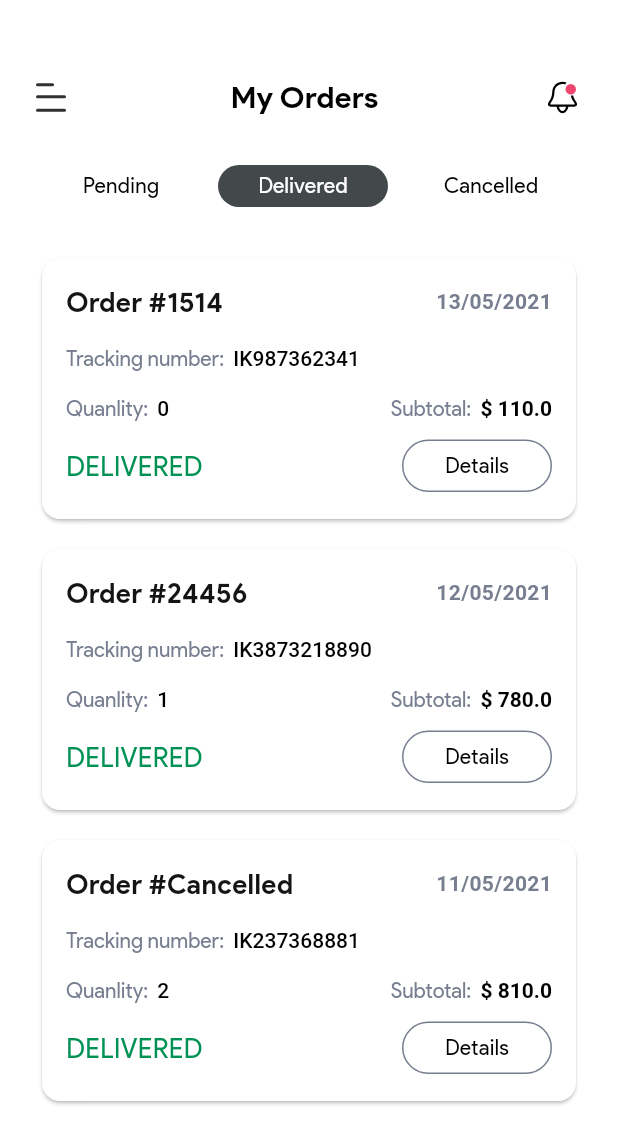
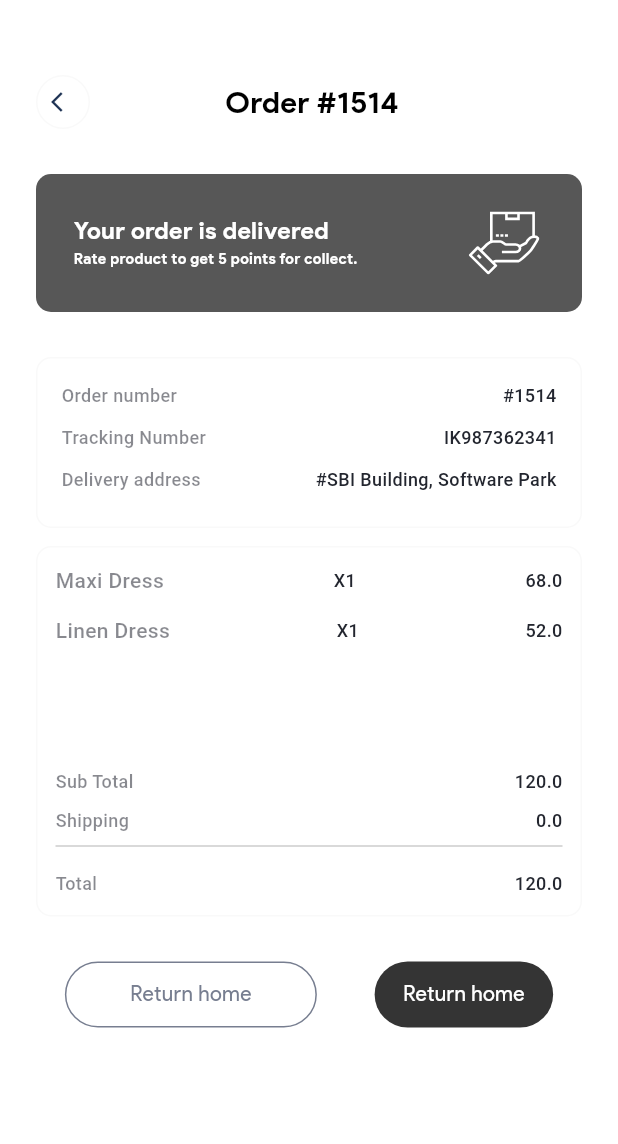
Before and after one commit to Nashkim254/BariziTest, a Flutter app: the OrdersView screen opened directly, after a tap on "Details", on a phone screen of 412 x 824 dp. Shown: the top 1144 px of the screen. Run offline on Flutter 3.47's test engine with Material 3 defaults, Android fonts, the phone set to English and light mode, and no system bars; our stand-ins replace bloc, equatable, flutter_bloc, flutter_svg; generated files the repository leaves out were written again; Roboto replaces fonts that are missing (Product Sans Light, Product Sans Medium).

Commit message:
order details

```diff
--- a/lib/orders/models/orders_model.dart
+++ b/lib/orders/models/orders_model.dart
@@ -7,10 +7,12 @@ class OrderModel {
     required this.amount,
     required this.status,
     required this.items,
+    required this.address,
   });
   String orderRef;
   String date;
   String trackingNumber;
+  String address;
   int quantity;
   double amount;
   String status;
@@ -31,7 +33,8 @@ class Items {
 List<OrderModel> orders = [
   OrderModel(
     orderRef: '1514',
-    quantity: 0,
+    address: 'SBI Building, Software Park',
+    quantity: 3,
     date: '13/05/2021',
     trackingNumber: 'IK987362341',
     amount: 110,
@@ -53,6 +56,7 @@ List<OrderModel> orders = [
     orderRef: '24456',
     quantity: 1,
     date: '12/05/2021',
+    address: 'SBI Building, Software Park',
     trackingNumber: 'IK3873218890',
     amount: 780,
     status: 'DELIVERED',
@@ -73,6 +77,7 @@ List<OrderModel> orders = [
     orderRef: 'Cancelled',
     quantity: 2,
     date: '11/05/2021',
+    address: 'SBI Building, Software Park',
     trackingNumber: 'IK237368881',
     amount: 810,
     status: 'DELIVERED',
--- /dev/null
+++ b/lib/orders/view/order_details.dart
@@ -0,0 +1,409 @@
+import 'package:barizi_nashon_test/orders/models/orders_model.dart';
+import 'package:barizi_nashon_test/utils/colors.dart';
+import 'package:barizi_nashon_test/utils/spaces.dart';
+import 'package:barizi_nashon_test/utils/themes.dart';
+import 'package:flutter/material.dart';
+import 'package:flutter_svg/flutter_svg.dart';
+
+class OrderDetails extends StatelessWidget {
+  const OrderDetails({required this.orderDetails, super.key});
+  final OrderModel orderDetails;
+
+  double getSubTotal() {
+    var sum = 0.0;
+    for (var i = 0; i < orderDetails.items.length; i++) {
+      sum += orderDetails.items[i].amount * orderDetails.items[i].quantity;
+    }
+    return sum;
+  }
+
+  @override
+  Widget build(BuildContext context) {
+    return Scaffold(
+      backgroundColor: whiteColor,
+      body: SingleChildScrollView(
+        child: Padding(
+          padding: const EdgeInsets.symmetric(
+            horizontal: space24,
+            vertical: space50,
+          ),
+          child: Column(
+            crossAxisAlignment: CrossAxisAlignment.start,
+            children: [
+              Row(
+                children: [
+                  InkWell(
+                    onTap: () {},
+                    child: Container(
+                      height: space36,
+                      width: space36,
+                      decoration: BoxDecoration(
+                        shape: BoxShape.circle,
+                        border: Border.all(color: borderColor2),
+                      ),
+                      child: Center(
+                        child: IconButton(
+                          icon: const Icon(
+                            Icons.arrow_back_ios,
+                            size: space16,
+                            color: iconColor2,
+                          ),
+                          onPressed: () => Navigator.pop(context),
+                        ),
+                      ),
+                    ),
+                  ),
+                  const SizedBox(
+                    width: space90,
+                  ),
+                  Text(
+                    'Order #${orderDetails.orderRef}',
+                    style: ThemeText.blackTextTheme.copyWith(
+                      color: blackColor,
+                      fontSize: space20,
+                    ),
+                  ),
+                ],
+              ),
+              const SizedBox(
+                height: space30,
+              ),
+              Container(
+                height: space92,
+                width: double.infinity,
+                decoration: const BoxDecoration(
+                  borderRadius: BorderRadius.all(
+                    Radius.circular(
+                      space10,
+                    ),
+                  ),
+                  color: lightDarkColor,
+                ),
+                child: Padding(
+                  padding: const EdgeInsets.all(space25),
+                  child: Row(
+                    mainAxisAlignment: MainAxisAlignment.spaceBetween,
+                    children: [
+                      Column(
+                        crossAxisAlignment: CrossAxisAlignment.start,
+                        children: [
+                          Text(
+                            'Your order is delivered',
+                            style: ThemeText.whiteTextTheme.copyWith(
+                              fontSize: space16,
+                              color: whiteColor,
+                            ),
+                          ),
+                          Text(
+                            'Rate product to get 5 points for collect.',
+                            style: ThemeText.whiteTextTheme.copyWith(
+                              fontSize: space10,
+                              color: whiteColor,
+                              fontWeight: FontWeight.w600,
+                            ),
+                          ),
+                        ],
+                      ),
+                      SvgPicture.asset('assets/svg/order.svg'),
+                    ],
+                  ),
+                ),
+              ),
+              const SizedBox(
+                height: space30,
+              ),
+              Container(
+                height: space114,
+                width: double.infinity,
+                decoration: BoxDecoration(
+                  borderRadius: const BorderRadius.all(
+                    Radius.circular(
+                      space10,
+                    ),
+                  ),
+                  border: Border.all(color: borderColor2),
+                ),
+                child: Padding(
+                  padding: const EdgeInsets.all(space16),
+                  child: Column(
+                    crossAxisAlignment: CrossAxisAlignment.start,
+                    children: [
+                      Row(
+                        mainAxisAlignment: MainAxisAlignment.spaceBetween,
+                        children: [
+                          Text(
+                            'Order number',
+                            style: ThemeText.whiteTextTheme.copyWith(
+                              fontSize: space12,
+                              color: orderColor.withOpacity(.5),
+                              fontWeight: FontWeight.w500,
+                              fontFamily: 'Product Sans Medium',
+                            ),
+                          ),
+                          Text(
+                            '#${orderDetails.orderRef}',
+                            style: ThemeText.whiteTextTheme.copyWith(
+                              fontSize: space12,
+                              color: neutral,
+                              fontWeight: FontWeight.w500,
+                              fontFamily: 'Product Sans Medium',
+                            ),
+                          ),
+                        ],
+                      ),
+                      const SizedBox(
+                        height: space10,
+                      ),
+                      Row(
+                        mainAxisAlignment: MainAxisAlignment.spaceBetween,
+                        children: [
+                          Text(
+                            'Tracking Number',
+                            style: ThemeText.whiteTextTheme.copyWith(
+                              fontSize: space12,
+                              color: orderColor.withOpacity(.5),
+                              fontWeight: FontWeight.w500,
+                              fontFamily: 'Product Sans Medium',
+                            ),
+                          ),
+                          Text(
+                            orderDetails.trackingNumber,
+                            style: ThemeText.whiteTextTheme.copyWith(
+                              fontSize: space12,
+                              color: neutral,
+                              fontWeight: FontWeight.w500,
+                              fontFamily: 'Product Sans Medium',
+                            ),
+                          ),
+                        ],
+                      ),
+                      const SizedBox(
+                        height: space10,
+                      ),
+                      Row(
+                        mainAxisAlignment: MainAxisAlignment.spaceBetween,
+                        children: [
+                          Text(
+                            'Delivery address',
+                            style: ThemeText.whiteTextTheme.copyWith(
+                              fontSize: space12,
+                              color: orderColor.withOpacity(.5),
+                              fontWeight: FontWeight.w500,
+                              fontFamily: 'Product Sans Medium',
+                            ),
+                          ),
+                          Text(
+                            '#${orderDetails.address}',
+                            style: ThemeText.whiteTextTheme.copyWith(
+                              fontSize: space12,
+                              color: neutral,
+                              fontWeight: FontWeight.w500,
+                              fontFamily: 'Product Sans Medium',
+                            ),
+                          ),
+                        ],
+                      ),
+                    ],
+                  ),
+                ),
+              ),
+              const SizedBox(
+                height: space12,
+              ),
+              Container(
+                height: space247,
+                width: double.infinity,
+                decoration: BoxDecoration(
+                  borderRadius: const BorderRadius.all(
+                    Radius.circular(
+                      space10,
+                    ),
+                  ),
+                  border: Border.all(color: borderColor2),
+                ),
+                child: Padding(
+                  padding: const EdgeInsets.all(space12),
+                  child: Column(
+                    crossAxisAlignment: CrossAxisAlignment.start,
+                    children: [
+                      Expanded(
+                        child: ListView.separated(
+                          itemBuilder: (context, index) {
+                            return Row(
+                              mainAxisAlignment: MainAxisAlignment.spaceBetween,
+                              children: [
+                                Text(
+                                  orderDetails.items[index].name,
+                                  style: ThemeText.whiteTextTheme.copyWith(
+                                    fontSize: space14,
+                                    color: orderColor.withOpacity(.5),
+                                    fontWeight: FontWeight.w500,
+                                    fontFamily: 'Product Sans Light',
+                                  ),
+                                ),
+                                Text(
+                                  'X${orderDetails.items[index].quantity}',
+                                  style: ThemeText.whiteTextTheme.copyWith(
+                                    fontSize: space12,
+                                    color: neutral,
+                                    fontWeight: FontWeight.w500,
+                                    fontFamily: 'Product Sans Medium',
+                                  ),
+                                ),
+                                Text(
+                                  '${orderDetails.items[index].amount}',
+                                  style: ThemeText.whiteTextTheme.copyWith(
+                                    fontSize: space12,
+                                    color: neutral,
+                                    fontWeight: FontWeight.w500,
+                                    fontFamily: 'Product Sans Medium',
+                                  ),
+                                ),
+                              ],
+                            );
+                          },
+                          separatorBuilder: (context, int index) => const SizedBox(
+                            height: space12,
+                          ),
+                          itemCount: orderDetails.items.length,
+                        ),
+                      ),
+                      const SizedBox(
+                        height: space10,
+                      ),
+                      Row(
+                        mainAxisAlignment: MainAxisAlignment.spaceBetween,
+                        children: [
+                          Text(
+                            'Sub Total',
+                            style: ThemeText.whiteTextTheme.copyWith(
+                              fontSize: space12,
+                              color: orderColor.withOpacity(.5),
+                              fontWeight: FontWeight.w500,
+                              fontFamily: 'Product Sans Medium',
+                            ),
+                          ),
+                          Text(
+                            getSubTotal().toString(),
+                            style: ThemeText.whiteTextTheme.copyWith(
+                              fontSize: space12,
+                              color: neutral,
+                              fontWeight: FontWeight.w500,
+                              fontFamily: 'Product Sans Medium',
+                            ),
+                          ),
+                        ],
+                      ),
+                      const SizedBox(
+                        height: space8,
+                      ),
+                      Row(
+                        mainAxisAlignment: MainAxisAlignment.spaceBetween,
+                        children: [
+                          Text(
+                            'Shipping',
+                            style: ThemeText.whiteTextTheme.copyWith(
+                              fontSize: space12,
+                              color: orderColor.withOpacity(.5),
+                              fontWeight: FontWeight.w500,
+                              fontFamily: 'Product Sans Medium',
+                            ),
+                          ),
+                          Text(
+                            '0.0',
+                            style: ThemeText.whiteTextTheme.copyWith(
+                              fontSize: space12,
+                              color: neutral,
+                              fontWeight: FontWeight.w500,
+                              fontFamily: 'Product Sans Medium',
+                            ),
+                          ),
+                        ],
+                      ),
+                      Divider(
+                        color: blackColor.withOpacity(.2),
+                      ),
+                      const SizedBox(
+                        height: space8,
+                      ),
+                      Row(
+                        mainAxisAlignment: MainAxisAlignment.spaceBetween,
+                        children: [
+                          Text(
+                            'Total',
+                            style: ThemeText.whiteTextTheme.copyWith(
+                              fontSize: space12,
+                              color: orderColor.withOpacity(.5),
+                              fontWeight: FontWeight.w500,
+                              fontFamily: 'Product Sans Medium',
+                            ),
+                          ),
+                          Text(
+                            getSubTotal().toString(),
+                            style: ThemeText.whiteTextTheme.copyWith(
+                              fontSize: space12,
+                              color: neutral,
+                              fontWeight: FontWeight.w500,
+                              fontFamily: 'Product Sans Medium',
+                            ),
+                          ),
+                        ],
+                      ),
+                    ],
+                  ),
+                ),
+              ),
+              const SizedBox(
+                height: space30,
+              ),
+              Row(
+                mainAxisAlignment: MainAxisAlignment.spaceAround,
+                children: [
+                  InkWell(
+                    onTap: () => Navigator.pop(context),
+                    child: Container(
+                      height: space44,
+                      width: space168,
+                      decoration: BoxDecoration(
+                        borderRadius: BorderRadius.circular(space24),
+                        border: Border.all(color: boxTextColor),
+                      ),
+                      child: Center(
+                        child: Text(
+                          'Return home',
+                          style: ThemeText.whiteTextTheme.copyWith(
+                            fontSize: space14,
+                            color: boxTextColor,
+                            fontWeight: FontWeight.w500,
+                          ),
+                        ),
+                      ),
+                    ),
+                  ),
+                  Container(
+                    height: space44,
+                    width: space119,
+                    decoration: BoxDecoration(
+                      borderRadius: BorderRadius.circular(space24),
+                      color: rateColor,
+                    ),
+                    child: Center(
+                      child: Text(
+                        'Return home',
+                        style: ThemeText.whiteTextTheme.copyWith(
+                          fontSize: space14,
+                          color: whiteColor,
+                          fontWeight: FontWeight.w500,
+                        ),
+                      ),
+                    ),
+                  ),
+                ],
+              ),
+            ],
+          ),
+        ),
+      ),
+    );
+  }
+}
--- a/lib/orders/view/orders_view.dart
+++ b/lib/orders/view/orders_view.dart
@@ -1,6 +1,7 @@
 import 'package:barizi_nashon_test/orders/models/orders_model.dart';
 import 'package:barizi_nashon_test/orders/models/tab_model.dart';
 import 'package:barizi_nashon_test/orders/orders.dart';
+import 'package:barizi_nashon_test/orders/view/order_details.dart';
 import 'package:barizi_nashon_test/utils/colors.dart';
 import 'package:barizi_nashon_test/utils/spaces.dart';
 import 'package:barizi_nashon_test/utils/themes.dart';
@@ -80,9 +81,9 @@ class OrdersView extends StatelessWidget {
                   SizedBox(
                     height: getScreenHeight(context),
                     child: ListView.separated(
-                       physics: const NeverScrollableScrollPhysics(),
+                      physics: const NeverScrollableScrollPhysics(),
                       itemBuilder: (context, int index) {
-                        return buildOrderCard(orders[index]);
+                        return buildOrderCard(orders[index], context);
                       },
                       separatorBuilder: (context, int index) => const SizedBox(
                         height: space12,
@@ -120,7 +121,7 @@ class OrdersView extends StatelessWidget {
     );
   }
 
-  Widget buildOrderCard(OrderModel orderModel) {
+  Widget buildOrderCard(OrderModel orderModel, BuildContext context) {
     return SizedBox(
       height: space182,
       width: double.infinity,
@@ -242,7 +243,16 @@ class OrdersView extends StatelessWidget {
                     ),
                   ),
                   InkWell(
-                    onTap: (){},
+                    onTap: () {
+                      Navigator.push(
+                        context,
+                        MaterialPageRoute<dynamic>(
+                          builder: (_) => OrderDetails(
+                            orderDetails: orderModel,
+                          ),
+                        ),
+                      );
+                    },
                     child: Container(
                       height: space35,
                       width: space100,
--- a/lib/utils/colors.dart
+++ b/lib/utils/colors.dart
@@ -8,7 +8,7 @@ const Color shadedWhiteColor = Color(0xffF5f5f5);
 const Color blackColor = Color(0xff000000);
 const Color blackColor3 = Color(0xff141416);
 const Color blackColor2 = Color(0xff43484B);
-const Color lightDarkColor = Color(0xff9B9B9B);
+const Color lightDarkColor = Color(0xff575757);
 const Color warningColor = Color(0xffEC6666);
 const Color redColor = Color(0xffFE554A);
 const Color greenColor = Color(0xff009254);
@@ -25,7 +25,7 @@ const Color cardColor3 = Color(0xffDFDFDD);
 const iconColor = Color(0xffFFF2E7);
 const greyColor = Color(0xffE6E8EC);
 const filledColor = Color(0xffF3F4F9);
-const hintTextColor = Color(0xff86869E);
+const hintTextColor = Color.fromARGB(111, 134, 134, 158);
 const borderColor = Color(0xff3A2C27);
 const borderColor2 = Color(0xffF9F9F9);
 const dividerColor = Color(0xffF3F3F3);
@@ -34,3 +34,7 @@ const featureTextColor = Color(0xff1D1F22);
 const boxColor = Color(0xffF8F8FA);
 const containerColor = Color(0xffE2E2E2);
 const boxTextColor = Color(0xff777E90);
+const iconColor2 = Color(0xff1E3354);
+const orderColor = Color(0xff121420);
+const neutral = Color(0xff23262F);
+const rateColor = Color(0xff343434);
--- a/lib/utils/spaces.dart
+++ b/lib/utils/spaces.dart
@@ -46,9 +46,12 @@ const space66 = 66.0;
 const space70 = 70.0;
 const space80 = 80.0;
 const space90 = 90.0;
+const space92 = 92.0;
 const space100 = 100.0;
 const space102 = 102.0;
 const space110 = 110.0;
+const space114 = 114.0;
+const space119 = 119.0;
 const space120 = 120.0;
 const space126 = 126.0;
 const space127 = 127.0;
@@ -70,3 +73,4 @@ const space213 = 213.0;
 const space220 = 220.0;
 const space250 = 250.0;
 const space227 = 227.0;
+const space247 = 247.0;
```
Also changed, not shown: assets/svg/order.svg (added).
